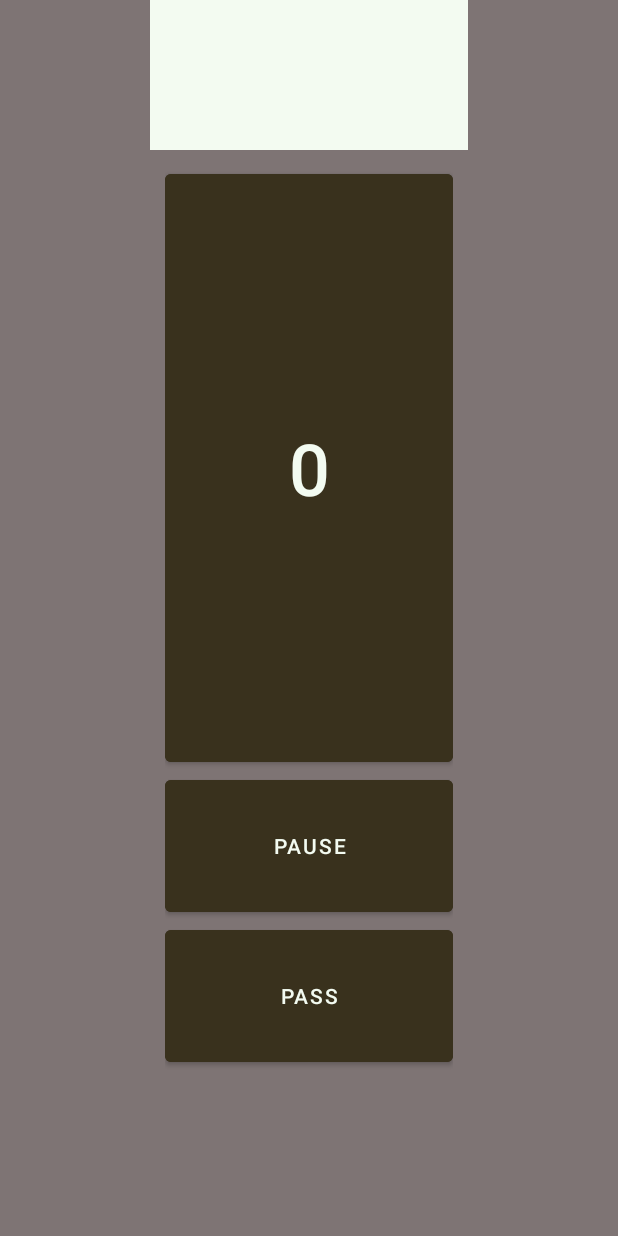
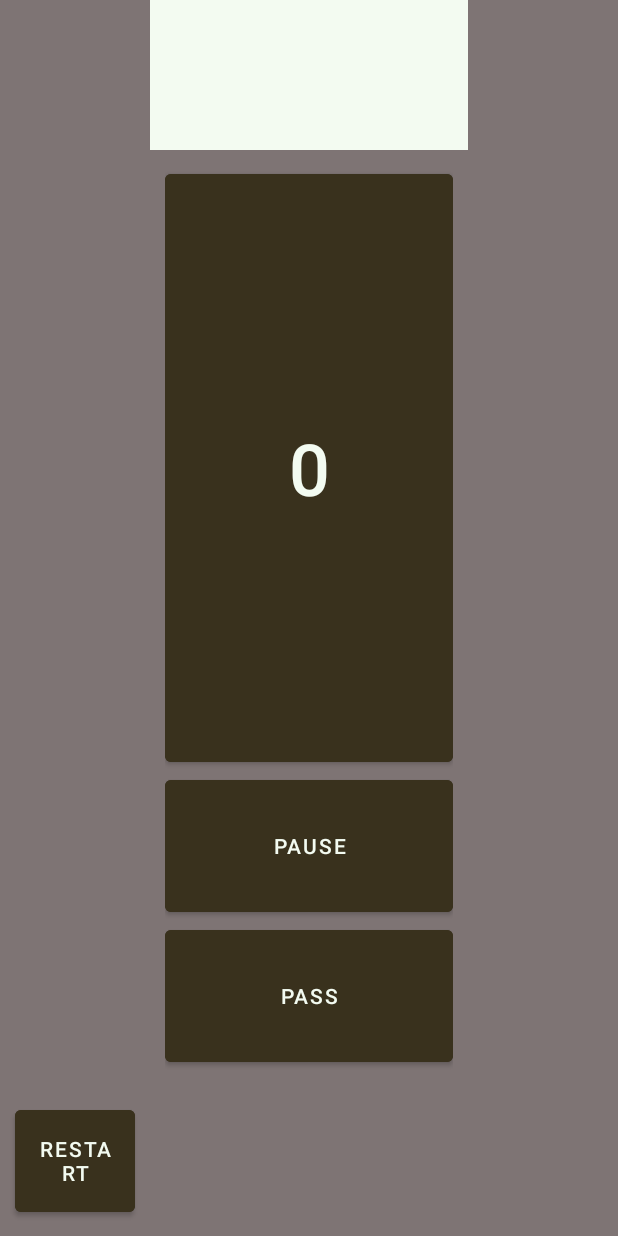
Before and after one commit to Deemerus/BoardGameClock, an Android app: the MainActivity screen opened directly, with no data from a screen before it, on a phone screen of 412 x 824 dp. Run offline under Robolectric (Android 15) with nearby library versions, the phone set to English and light mode, and no system bars; 3 statements that could not run were skipped.

Commit message:
add restart button

```diff
--- a/app/src/main/java/pl/boardgameclock/SettingsActivity.java
+++ b/app/src/main/java/pl/boardgameclock/SettingsActivity.java
@@ -41,7 +41,7 @@ public class SettingsActivity extends AppCompatActivity {
         if(player6) playerCount++;
 
         if(playerCount < 2) {
-            Toast toast = Toast.makeText(getApplicationContext(), R.string.notEnoughPlayersError, Toast.LENGTH_LONG);
+            Toast toast = Toast.makeText(this, R.string.notEnoughPlayersError, Toast.LENGTH_LONG);
             toast.show();
         } else {
             long timeBank;
--- a/app/src/main/java/pl/boardgameclock/classes/Player.java
+++ b/app/src/main/java/pl/boardgameclock/classes/Player.java
@@ -93,4 +93,10 @@ public class Player {
         }
     }
 
+    public static void reset() {
+        players = new ArrayList<>();
+        activePlayer = 0;
+        timeForMove = 0;
+    }
+
 }
--- a/app/src/main/res/layout/activity_main.xml
+++ b/app/src/main/res/layout/activity_main.xml
@@ -270,4 +270,16 @@
             tools:text="timeBank6" />
     </androidx.constraintlayout.widget.ConstraintLayout>
 
+    <Button
+        android:id="@+id/button"
+        android:layout_width="80dp"
+        android:layout_height="80dp"
+        android:layout_marginStart="10dp"
+        android:layout_marginBottom="10dp"
+        android:backgroundTint="@color/active_player_text"
+        android:onClick="restart"
+        android:text="@string/restart"
+        app:layout_constraintBottom_toBottomOf="parent"
+        app:layout_constraintStart_toStartOf="parent" />
+
 </androidx.constraintlayout.widget.ConstraintLayout>
--- a/app/src/main/res/values/strings.xml
+++ b/app/src/main/res/values/strings.xml
@@ -9,4 +9,9 @@
     <string name="timeBankSelectionHint">Time bank in minutes</string>
     <string name="timePerMoveSelectionHint">Time per move in seconds</string>
     <string name="notEnoughPlayersError">Choose at least 2 players</string>
+    <string name="restart">Restart</string>
+    <string name="restartConfirmation">Restarting will result in loss of all tracked time.</string>
+    <string name="restartConfirmationYes">OK</string>
+    <string name="restartConfirmationNo">Nope</string>
+
 </resources>
```
Also changed, not shown: app/src/main/java/pl/boardgameclock/MainActivity.java (+18 -0 lines).
